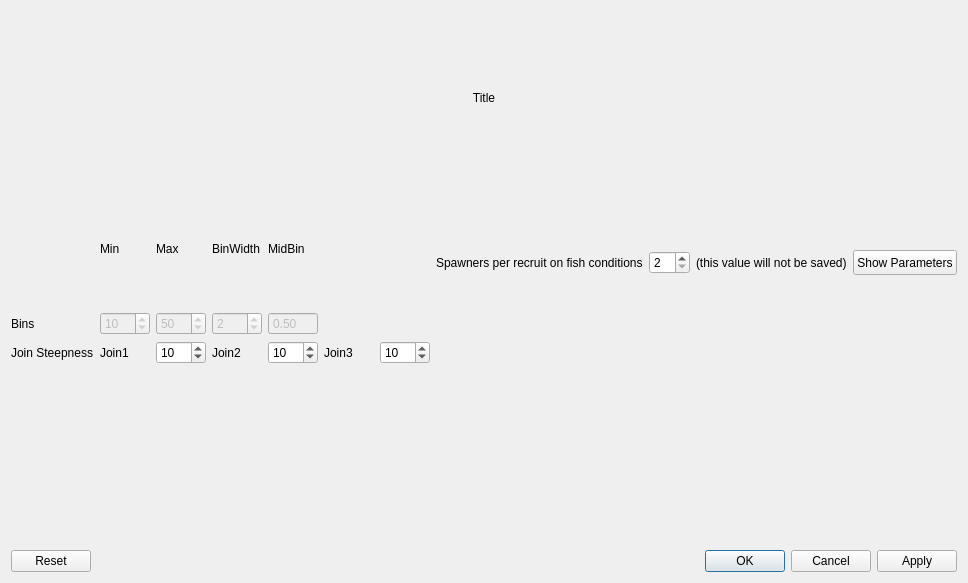
Qt form src/dialogequationview.ui (nmfs-ost/ss3-ssi) before a commit.
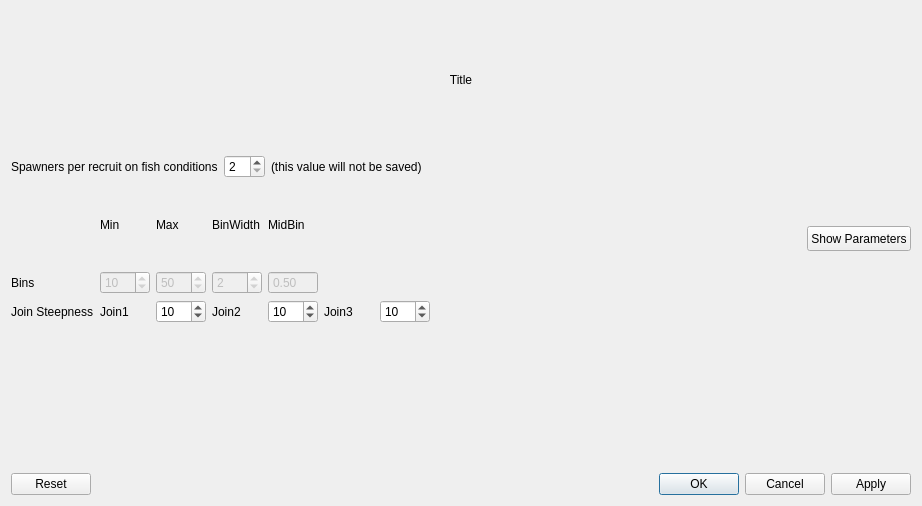
The same form after that commit.

Patch:
```diff
--- a/src/dialogequationview.ui
+++ b/src/dialogequationview.ui
@@ -6,8 +6,8 @@
    <rect>
     <x>0</x>
     <y>0</y>
-    <width>858</width>
-    <height>583</height>
+    <width>922</width>
+    <height>506</height>
    </rect>
   </property>
   <property name="windowTitle">
@@ -34,6 +34,47 @@
      </item>
     </layout>
    </item>
+   <item>
+    <layout class="QGridLayout" name="gridLayout_single_value">
+     <item row="0" column="1">
+      <widget class="QSpinBox" name="spinBox_int1">
+       <property name="minimum">
+        <number>2</number>
+       </property>
+       <property name="maximum">
+        <number>10</number>
+       </property>
+      </widget>
+     </item>
+     <item row="0" column="0">
+      <widget class="QLabel" name="label_int1">
+       <property name="text">
+        <string>Spawners per recruit on fish conditions</string>
+       </property>
+      </widget>
+     </item>
+     <item row="0" column="2">
+      <widget class="QLabel" name="label_int1_info">
+       <property name="text">
+        <string>(this value will not be saved)</string>
+       </property>
+      </widget>
+     </item>
+     <item row="0" column="3">
+      <spacer name="horizontalSpacer_2">
+       <property name="orientation">
+        <enum>Qt::Horizontal</enum>
+       </property>
+       <property name="sizeHint" stdset="0">
+        <size>
+         <width>40</width>
+         <height>20</height>
+        </size>
+       </property>
+      </spacer>
+     </item>
+    </layout>
+   </item>
    <item>
     <layout class="QGridLayout" name="gridLayout_values">
      <item row="1" column="3">
@@ -106,13 +147,6 @@
        </property>
       </widget>
      </item>
-     <item row="0" column="7" rowspan="2">
-      <widget class="QLabel" name="label_int1">
-       <property name="text">
-        <string>Spawners per recruit on fish conditions</string>
-       </property>
-      </widget>
-     </item>
      <item row="2" column="5">
       <widget class="QLabel" name="label_steepJoin3">
        <property name="minimumSize">
@@ -139,13 +173,6 @@
        </property>
       </widget>
      </item>
-     <item row="0" column="9" rowspan="2">
-      <widget class="QLabel" name="label_int1_info">
-       <property name="text">
-        <string>(this value will not be saved)</string>
-       </property>
-      </widget>
-     </item>
      <item row="0" column="3">
       <widget class="QLabel" name="label_binsWidth">
        <property name="minimumSize">
@@ -159,32 +186,6 @@
        </property>
       </widget>
      </item>
-     <item row="0" column="8" rowspan="2">
-      <widget class="QSpinBox" name="spinBox_int1">
-       <property name="minimum">
-        <number>2</number>
-       </property>
-       <property name="maximum">
-        <number>10</number>
-       </property>
-      </widget>
-     </item>
-     <item row="0" column="11" rowspan="2">
-      <widget class="QPushButton" name="pushButton_showParameters">
-       <property name="maximumSize">
-        <size>
-         <width>16777215</width>
-         <height>25</height>
-        </size>
-       </property>
-       <property name="text">
-        <string>Show Parameters</string>
-       </property>
-       <property name="checkable">
-        <bool>true</bool>
-       </property>
-      </widget>
-     </item>
      <item row="1" column="2">
       <widget class="QSpinBox" name="spinBox_binsMax">
        <property name="enabled">
@@ -198,19 +199,6 @@
        </property>
       </widget>
      </item>
-     <item row="0" column="10">
-      <spacer name="horizontalSpacer">
-       <property name="orientation">
-        <enum>Qt::Horizontal</enum>
-       </property>
-       <property name="sizeHint" stdset="0">
-        <size>
-         <width>40</width>
-         <height>20</height>
-        </size>
-       </property>
-      </spacer>
-     </item>
      <item row="1" column="1">
       <widget class="QSpinBox" name="spinBox_binsMin">
        <property name="enabled">
@@ -261,6 +249,35 @@
        </property>
       </widget>
      </item>
+     <item row="0" column="7">
+      <spacer name="horizontalSpacer">
+       <property name="orientation">
+        <enum>Qt::Horizontal</enum>
+       </property>
+       <property name="sizeHint" stdset="0">
+        <size>
+         <width>40</width>
+         <height>20</height>
+        </size>
+       </property>
+      </spacer>
+     </item>
+     <item row="0" column="8" rowspan="2">
+      <widget class="QPushButton" name="pushButton_showParameters">
+       <property name="maximumSize">
+        <size>
+         <width>16777215</width>
+         <height>25</height>
+        </size>
+       </property>
+       <property name="text">
+        <string>Show Parameters</string>
+       </property>
+       <property name="checkable">
+        <bool>true</bool>
+       </property>
+      </widget>
+     </item>
     </layout>
    </item>
    <item>
```
